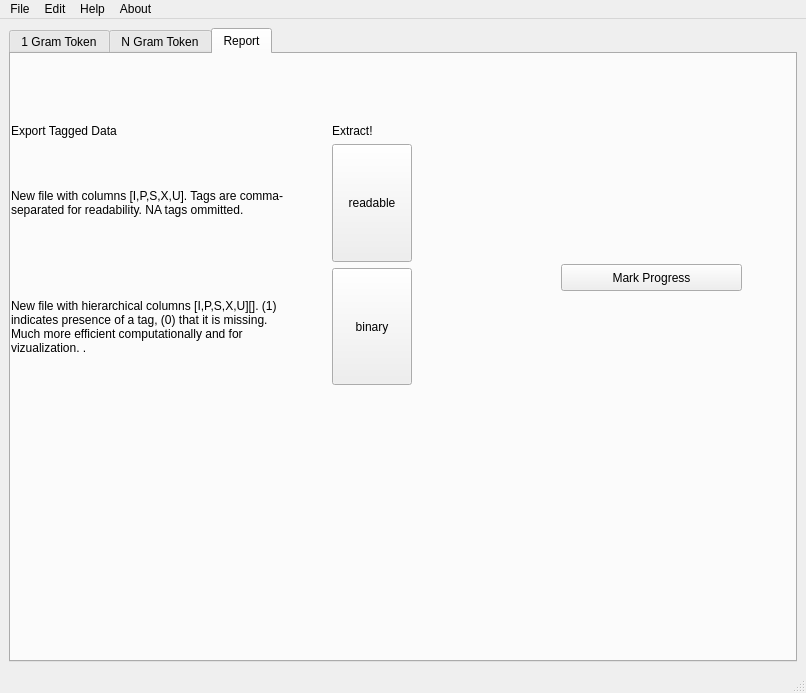
Before: the Qt Designer form app/taggingUI/taggingUI.ui in usnistgov/nestor, drawn with Qt 5.
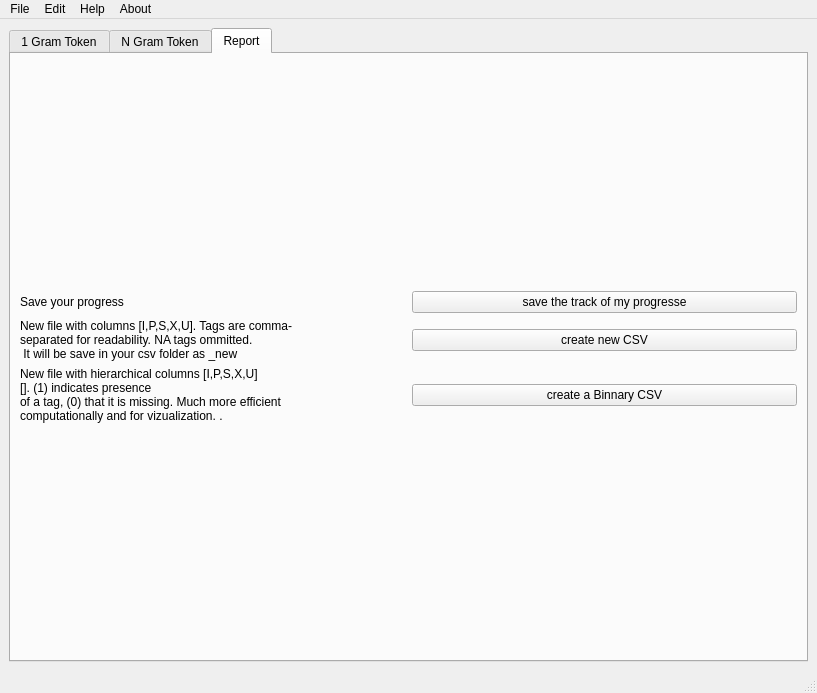
After: the same form once the commit is applied.

Commit message: setup the report tab

Patch:
```diff
--- a/app/taggingUI/taggingUI.ui
+++ b/app/taggingUI/taggingUI.ui
@@ -6,7 +6,7 @@
    <rect>
     <x>0</x>
     <y>0</y>
-    <width>806</width>
+    <width>817</width>
     <height>693</height>
    </rect>
   </property>
@@ -572,110 +572,63 @@
          <attribute name="title">
           <string>Report</string>
          </attribute>
-         <widget class="QWidget" name="gridLayoutWidget">
-          <property name="geometry">
-           <rect>
-            <x>0</x>
-            <y>70</y>
-            <width>401</width>
-            <height>261</height>
-           </rect>
-          </property>
-          <layout class="QGridLayout" name="gridLayout">
-           <item row="1" column="2">
-            <widget class="QPushButton" name="pushButton">
-             <property name="sizePolicy">
-              <sizepolicy hsizetype="Maximum" vsizetype="Minimum">
-               <horstretch>0</horstretch>
-               <verstretch>0</verstretch>
-              </sizepolicy>
-             </property>
-             <property name="text">
-              <string>readable</string>
-             </property>
-            </widget>
-           </item>
-           <item row="2" column="2">
-            <widget class="QPushButton" name="pushButton_2">
-             <property name="sizePolicy">
-              <sizepolicy hsizetype="Minimum" vsizetype="Minimum">
-               <horstretch>0</horstretch>
-               <verstretch>0</verstretch>
-              </sizepolicy>
-             </property>
-             <property name="text">
-              <string>binary</string>
-             </property>
-            </widget>
-           </item>
-           <item row="1" column="1">
-            <spacer name="horizontalSpacer">
-             <property name="orientation">
-              <enum>Qt::Horizontal</enum>
-             </property>
-             <property name="sizeHint" stdset="0">
-              <size>
-               <width>40</width>
-               <height>20</height>
-              </size>
-             </property>
-            </spacer>
-           </item>
-           <item row="0" column="2">
-            <widget class="QLabel" name="label_2">
-             <property name="sizePolicy">
-              <sizepolicy hsizetype="Preferred" vsizetype="Fixed">
-               <horstretch>0</horstretch>
-               <verstretch>0</verstretch>
-              </sizepolicy>
-             </property>
-             <property name="text">
-              <string>Extract!</string>
-             </property>
-            </widget>
-           </item>
+         <layout class="QGridLayout" name="gridLayout_4">
+          <item row="0" column="0">
+           <layout class="QGridLayout" name="gridLayout_report_general">
+            <item row="0" column="0">
+             <layout class="QGridLayout" name="gridLayout_report_action">
            <item row="1" column="0">
-            <widget class="QLabel" name="label_3">
+               <widget class="QLabel" name="label_report_saveNewCsv">
              <property name="text">
-              <string>New file with columns [I,P,S,X,U]. Tags are comma-separated for readability. NA tags ommitted. </string>
-             </property>
-             <property name="wordWrap">
-              <bool>true</bool>
+                 <string>New file with columns [I,P,S,X,U]. Tags are comma-
+separated for readability. NA tags ommitted. 
+ It will be save in your csv folder as _new</string>
              </property>
             </widget>
            </item>
            <item row="0" column="0">
-            <widget class="QLabel" name="label">
+               <widget class="QLabel" name="label_report_keepTrack">
              <property name="text">
-              <string>Export Tagged Data</string>
+                 <string>Save your progress</string>
+                </property>
+               </widget>
+              </item>
+              <item row="0" column="1">
+               <widget class="QPushButton" name="pushButton_report_saveTrack">
+                <property name="text">
+                 <string>save the track of my progresse</string>
+                </property>
+               </widget>
+              </item>
+              <item row="1" column="1">
+               <widget class="QPushButton" name="pushButton_report_saveNewCsv">
+                <property name="text">
+                 <string>create new CSV</string>
              </property>
             </widget>
            </item>
            <item row="2" column="0">
-            <widget class="QLabel" name="label_4">
+               <widget class="QLabel" name="label_report_saveBinnary">
              <property name="text">
-              <string>New file with hierarchical columns [I,P,S,X,U][&lt;tags in vocabulary&gt;]. (1) indicates presence of a tag, (0) that it is missing. Much more efficient computationally and for vizualization. . </string>
-             </property>
-             <property name="wordWrap">
-              <bool>true</bool>
-             </property>
-            </widget>
-           </item>
-          </layout>
-         </widget>
-         <widget class="QPushButton" name="pushButton_3">
-          <property name="geometry">
-           <rect>
-            <x>550</x>
-            <y>210</y>
-            <width>181</width>
-            <height>27</height>
-           </rect>
-          </property>
+                 <string>New file with hierarchical columns [I,P,S,X,U]
+[&lt;tags in vocabulary&gt;]. (1) indicates presence 
+of a tag, (0) that it is missing. Much more efficient 
+computationally and for vizualization. . </string>
+                </property>
+               </widget>
+              </item>
+              <item row="2" column="1">
+               <widget class="QPushButton" name="pushButton_report_saveBinnaryCsv">
           <property name="text">
-           <string>Mark Progress</string>
-          </property>
-         </widget>
+                 <string>create a Binnary CSV</string>
+                </property>
+               </widget>
+              </item>
+             </layout>
+            </item>
+           </layout>
+          </item>
+         </layout>
         </widget>
        </widget>
       </item>
@@ -688,8 +641,8 @@
     <rect>
      <x>0</x>
      <y>0</y>
-     <width>806</width>
-     <height>24</height>
+     <width>817</width>
+     <height>22</height>
     </rect>
    </property>
    <widget class="QMenu" name="menuFile">
```
Left out of the diff: 2 changed lines with no effect on the pictures. Lines whose indentation alone changed are shown as unchanged. The commit also changes 3 other files.
